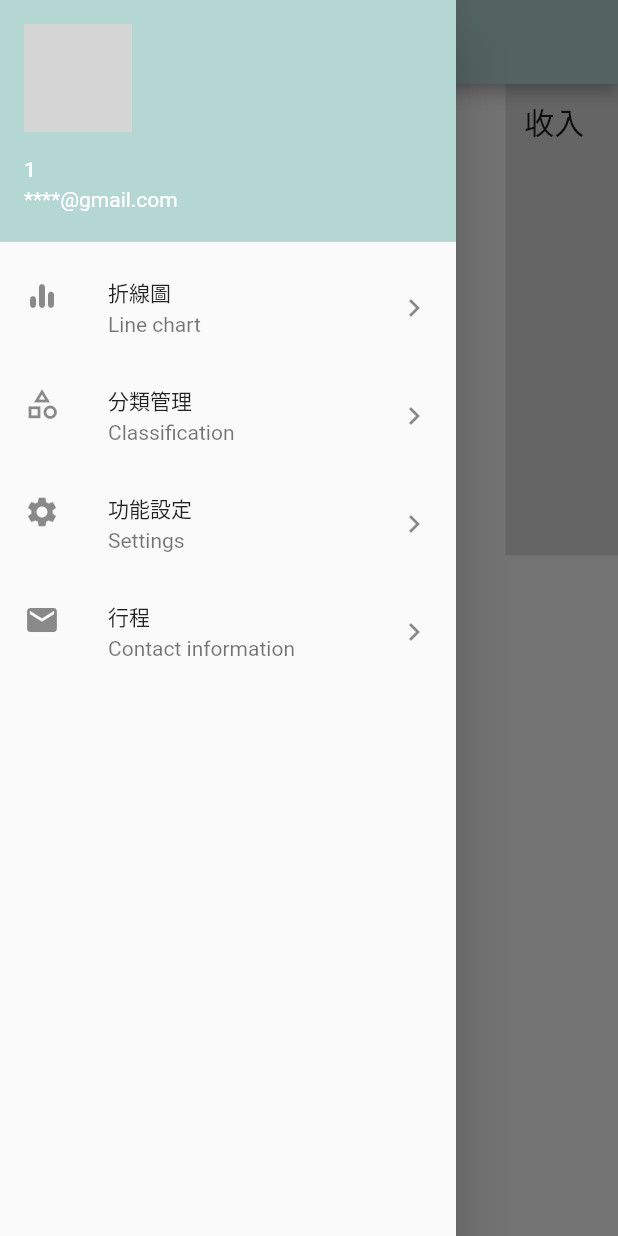
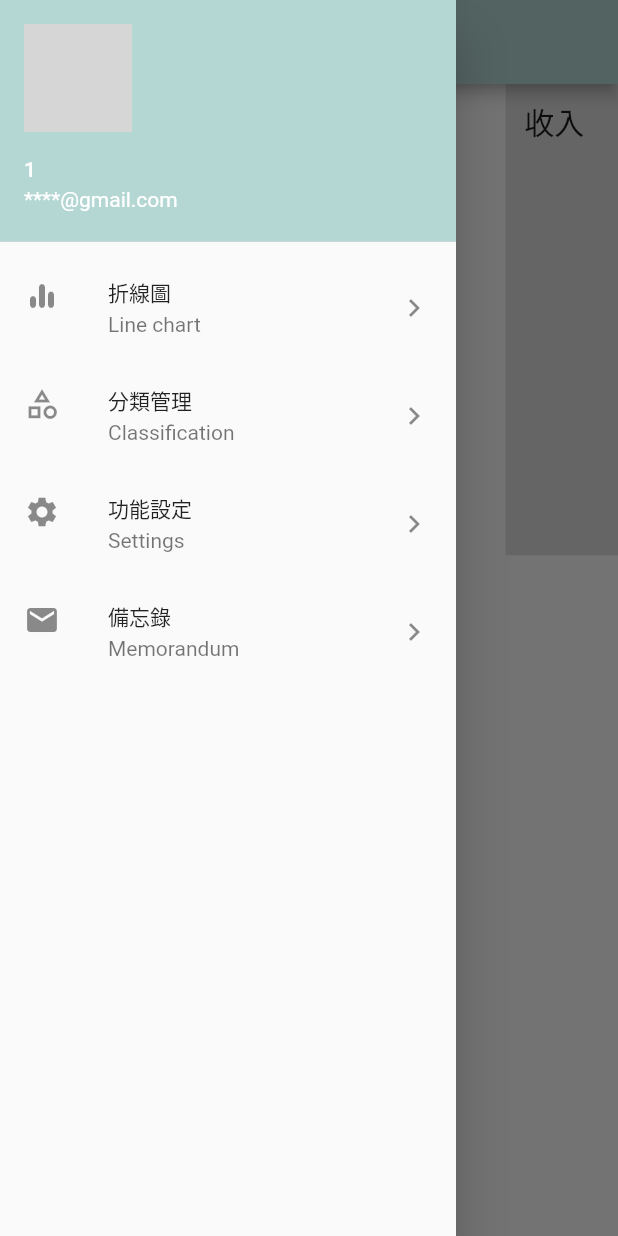
Before and after one commit to fang1204/flutter-account-app, a Flutter app: the screen it shows after launch, with the side drawer open, on a phone screen of 412 x 824 dp. Run offline on Flutter 3.47's test engine with Material 2 defaults, Android fonts, the phone set to English and light mode, and no system bars; our stand-ins replace dropdown_button2, responsive_sizer, shared_preferences, sqflite, syncfusion_flutter_charts, toggle_switch; missing offline and left inert: dart:html; accounts and stored records are empty; network calls fail; grey boxes are pictures that could not be loaded.

Commit message:
new 2/15

```diff
--- a/account_app/lib/home.dart
+++ b/account_app/lib/home.dart
@@ -99,8 +99,8 @@ class _HomePageState extends State<HomePage> {
             ),
             ListTile(
               leading: Icon(Icons.mail),
-              title: Text('行程'),
-              subtitle: Text('Contact information'),
+              title: Text('備忘錄'),
+              subtitle: Text('Memorandum'),
               trailing: Icon(Icons.keyboard_arrow_right),
               onTap: (){
                 Navigator.pushReplacementNamed(context, "/note");
```
